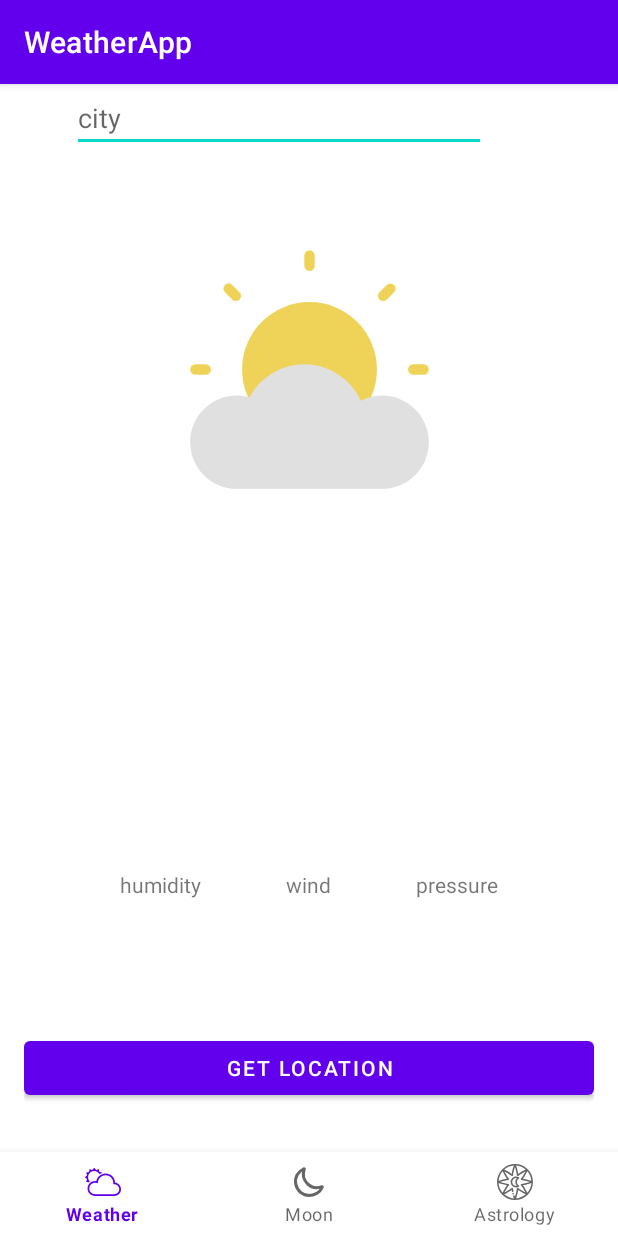
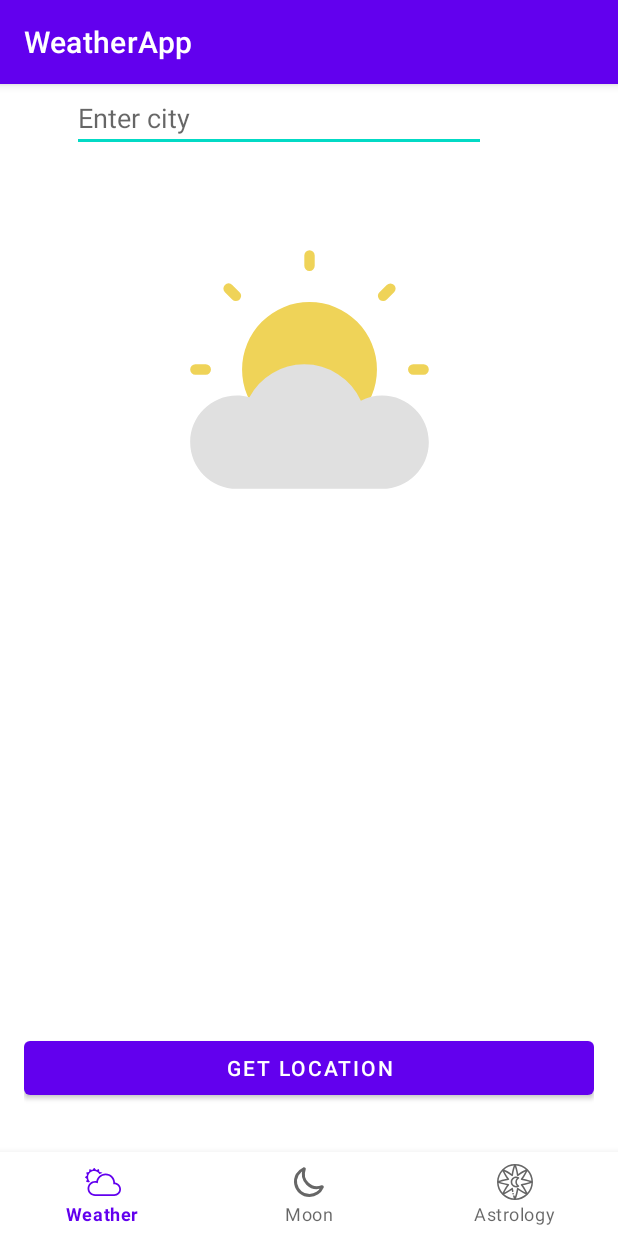
Before and after one commit to Pi4yka/WeatherApp, an Android app: the screen it shows after launch (MainActivity), on a phone screen of 412 x 824 dp. Run offline under Robolectric (Android 15) with nearby library versions, the phone set to English and light mode, and no system bars.

Commit message:
Добавил иконки, прячу блок с подробным описанием погоды, вывожу снэкбар при запросе без города. MoonModule все еще закомичен

```diff
--- a/app/src/main/java/com/example/weatherapp/presentation/screen/weather/WeatherFragment.kt
+++ b/app/src/main/java/com/example/weatherapp/presentation/screen/weather/WeatherFragment.kt
@@ -19,6 +19,7 @@ import com.example.weatherapp.presentation.screen.MainActivity
 import com.example.weatherapp.presentation.screen.weather.entity.WeatherModel
 import com.google.android.gms.location.FusedLocationProviderClient
 import com.google.android.gms.location.LocationServices
+import com.google.android.material.snackbar.Snackbar
 import org.koin.android.ext.android.inject
 import org.koin.androidx.viewmodel.ext.android.activityViewModel
 import org.koin.androidx.viewmodel.ext.android.getActivityViewModel
@@ -50,7 +51,7 @@ class WeatherFragment : Fragment(R.layout.fragment_weather) {
             bindingWeatherFragment.weatherTemperature.text = "${weather.temp}°C"
             bindingWeatherFragment.descHumidity.text = weather.humidity
             bindingWeatherFragment.descPressure.text = weather.pressure
-            bindingWeatherFragment.descWind.text = weather.windSpeed
+            bindingWeatherFragment.descWind.text = weather.windSpeed+" m/s"
         }
 
         viewModel.weather.observe(viewLifecycleOwner, weatherResultObserver)
@@ -61,9 +62,10 @@ class WeatherFragment : Fragment(R.layout.fragment_weather) {
 
         bindingWeatherFragment.icSearchBtn.setOnClickListener {
             if (isInputEmpty()) {
+                bindingWeatherFragment.descWeather.visibility = View.VISIBLE
                 getWeatherCity(bindingWeatherFragment.editCity.text.toString())
             } else {
-                getWeatherCity("Moscow")
+                Snackbar.make(requireView(), "Enter city!", Snackbar.LENGTH_SHORT).show()
             }
         }
     }
--- /dev/null
+++ b/app/src/main/res/drawable/ic_humidity.xml
@@ -0,0 +1,9 @@
+<vector xmlns:android="http://schemas.android.com/apk/res/android"
+    android:width="800dp"
+    android:height="800dp"
+    android:viewportWidth="24"
+    android:viewportHeight="24">
+  <path
+      android:pathData="M12,22c2.579,0 4,-1.35 4,-3.8 0,-3.243 -3.237,-5.871 -3.375,-5.981a1,1 0,0 0,-1.25 0C11.237,12.329 8,14.957 8,18.2 8,20.65 9.421,22 12,22ZM12,14.361A6.153,6.153 0,0 1,14 18.2c0,1.112 -0.335,1.8 -2,1.8s-2,-0.688 -2,-1.8A6.153,6.153 0,0 1,12 14.361ZM6.625,2.219a1,1 0,0 0,-1.25 0C5.237,2.329 2,4.957 2,8.2 2,10.65 3.421,12 6,12s4,-1.35 4,-3.8C10,4.957 6.763,2.329 6.625,2.219ZM6,10c-1.665,0 -2,-0.688 -2,-1.8A6.153,6.153 0,0 1,6 4.361,6.153 6.153,0 0,1 8,8.2C8,9.312 7.665,10 6,10ZM18.625,2.219a1,1 0,0 0,-1.25 0C17.237,2.329 14,4.957 14,8.2c0,2.45 1.421,3.8 4,3.8s4,-1.35 4,-3.8C22,4.957 18.763,2.329 18.625,2.219ZM18,10c-1.665,0 -2,-0.688 -2,-1.8a6.153,6.153 0,0 1,2 -3.839A6.153,6.153 0,0 1,20 8.2C20,9.312 19.665,10 18,10Z"
+      android:fillColor="#ffffff"/>
+</vector>
--- /dev/null
+++ b/app/src/main/res/drawable/ic_pressure.xml
@@ -0,0 +1,13 @@
+<vector xmlns:android="http://schemas.android.com/apk/res/android"
+    android:width="800dp"
+    android:height="800dp"
+    android:viewportWidth="24"
+    android:viewportHeight="24">
+  <path
+      android:pathData="M15,5.512C18.496,6.748 21,10.081 21,14C21,15.469 20.648,16.855 20.024,18.079C19.722,18.674 19.084,19 18.417,19H5.584C4.916,19 4.278,18.674 3.975,18.079C3.352,16.855 3,15.469 3,14C3,10.081 5.504,6.748 9,5.512M12,13C11.448,13 11,13.448 11,14C11,14.552 11.448,15 12,15C12.552,15 13,14.552 13,14C13,13.448 12.552,13 12,13ZM12,13V4"
+      android:strokeLineJoin="round"
+      android:strokeWidth="2"
+      android:fillColor="#00000000"
+      android:strokeColor="#ffffff"
+      android:strokeLineCap="round"/>
+</vector>
--- /dev/null
+++ b/app/src/main/res/drawable/ic_wind.xml
@@ -0,0 +1,15 @@
+<vector xmlns:android="http://schemas.android.com/apk/res/android"
+    android:width="800dp"
+    android:height="800dp"
+    android:viewportWidth="24"
+    android:viewportHeight="24">
+  <path
+      android:pathData="M18.5,22.75C16.16,22.75 14.25,20.84 14.25,18.5V18C14.25,17.59 14.59,17.25 15,17.25C15.41,17.25 15.75,17.59 15.75,18V18.5C15.75,20.02 16.98,21.25 18.5,21.25C20.02,21.25 21.25,20.02 21.25,18.5C21.25,16.98 20.02,15.75 18.5,15.75H2C1.59,15.75 1.25,15.41 1.25,15C1.25,14.59 1.59,14.25 2,14.25H18.5C20.84,14.25 22.75,16.16 22.75,18.5C22.75,20.84 20.84,22.75 18.5,22.75Z"
+      android:fillColor="#ffffff"/>
+  <path
+      android:pathData="M18.5,12.75H2C1.59,12.75 1.25,12.41 1.25,12C1.25,11.59 1.59,11.25 2,11.25H18.5C20.02,11.25 21.25,10.02 21.25,8.5C21.25,6.98 20.02,5.75 18.5,5.75C16.98,5.75 15.75,6.98 15.75,8.5V9C15.75,9.41 15.41,9.75 15,9.75C14.59,9.75 14.25,9.41 14.25,9V8.5C14.25,6.16 16.16,4.25 18.5,4.25C20.84,4.25 22.75,6.16 22.75,8.5C22.75,10.84 20.84,12.75 18.5,12.75Z"
+      android:fillColor="#ffffff"/>
+  <path
+      android:pathData="M9.31,9.751H2C1.59,9.751 1.25,9.411 1.25,9.001C1.25,8.591 1.59,8.251 2,8.251H9.31C10.38,8.251 11.25,7.381 11.25,6.311C11.25,5.241 10.38,4.371 9.31,4.371C8.24,4.371 7.37,5.241 7.37,6.311V6.691C7.37,7.101 7.03,7.441 6.62,7.441C6.21,7.441 5.87,7.111 5.87,6.691V6.311C5.87,4.411 7.41,2.871 9.31,2.871C11.21,2.871 12.75,4.411 12.75,6.311C12.75,8.211 11.21,9.751 9.31,9.751Z"
+      android:fillColor="#ffffff"/>
+</vector>
--- a/app/src/main/res/layout/fragment_weather.xml
+++ b/app/src/main/res/layout/fragment_weather.xml
@@ -19,7 +19,7 @@
             android:layout_width="0dp"
             android:layout_height="wrap_content"
             android:layout_marginHorizontal="32dp"
-            android:hint="city"
+            android:hint="@string/enter_city"
             app:layout_constraintBottom_toBottomOf="parent"
             app:layout_constraintEnd_toStartOf="@+id/icSearchBtn"
             app:layout_constraintStart_toStartOf="parent"
@@ -47,6 +47,7 @@
         app:layout_constraintStart_toStartOf="parent"
         app:layout_constraintTop_toBottomOf="@+id/searchCity" />
 
+
     <TextView
         android:id="@+id/weatherTemperature"
         android:layout_width="wrap_content"
@@ -63,10 +64,12 @@
         android:layout_width="match_parent"
         android:layout_height="wrap_content"
         android:layout_marginHorizontal="32dp"
+        android:visibility="gone"
         app:layout_constraintBottom_toTopOf="@+id/getLocationButton"
         app:layout_constraintEnd_toEndOf="parent"
         app:layout_constraintStart_toStartOf="parent"
-        app:layout_constraintTop_toBottomOf="@+id/weatherTemperature">
+        app:layout_constraintTop_toBottomOf="@+id/weatherTemperature"
+        tools:visibility="visible">
 
         <androidx.constraintlayout.widget.ConstraintLayout
             android:id="@+id/descHumidityContainer"
@@ -81,16 +84,30 @@
                 android:id="@+id/descHumidity"
                 android:layout_width="0dp"
                 android:layout_height="wrap_content"
-                app:layout_constraintBottom_toTopOf="@+id/descHumiditySignature"
+                android:textAlignment="center"
+                tools:text="100"
+                app:layout_constraintBottom_toTopOf="@+id/icHumidity"
                 app:layout_constraintEnd_toEndOf="parent"
                 app:layout_constraintStart_toStartOf="parent"
                 app:layout_constraintTop_toTopOf="parent" />
+
+            <ImageView
+                android:id="@+id/icHumidity"
+                android:layout_width="20dp"
+                android:layout_height="20dp"
+                android:src="@drawable/ic_humidity"
+                android:textAlignment="center"
+                app:layout_constraintEnd_toEndOf="parent"
+                app:layout_constraintBottom_toTopOf="@+id/descHumiditySignature"
+                app:layout_constraintStart_toStartOf="parent"
+                tools:layout_editor_absoluteY="19dp" />
 
             <TextView
                 android:id="@+id/descHumiditySignature"
                 android:layout_width="0dp"
                 android:layout_height="wrap_content"
-                android:text="humidity"
+                android:text="@string/humidity"
+                android:textAlignment="center"
                 app:layout_constraintBottom_toBottomOf="parent"
                 app:layout_constraintStart_toStartOf="parent" />
 
@@ -109,16 +126,29 @@
                 android:id="@+id/descWind"
                 android:layout_width="0dp"
                 android:layout_height="wrap_content"
+                android:textAlignment="center"
+                app:layout_constraintBottom_toTopOf="@+id/icWind"
+                app:layout_constraintEnd_toEndOf="parent"
+                app:layout_constraintStart_toStartOf="parent"
+                app:layout_constraintTop_toTopOf="parent"
+                tools:text = "5.25 m/s"/>
+
+            <ImageView
+                android:id="@+id/icWind"
+                android:layout_width="20dp"
+                android:layout_height="20dp"
+                android:src="@drawable/ic_wind"
+                android:textAlignment="center"
                 app:layout_constraintBottom_toTopOf="@+id/descWindSignature"
                 app:layout_constraintEnd_toEndOf="parent"
-                app:layout_constraintStart_toStartOf="parent"
-                app:layout_constraintTop_toTopOf="parent" />
+                app:layout_constraintStart_toStartOf="parent" />
 
             <TextView
                 android:id="@+id/descWindSignature"
                 android:layout_width="0dp"
                 android:layout_height="wrap_content"
-                android:text="wind"
+                android:text="@string/wind_speed"
+                android:textAlignment="center"
                 app:layout_constraintBottom_toBottomOf="parent"
                 app:layout_constraintStart_toStartOf="parent" />
 
@@ -137,16 +167,30 @@
                 android:id="@+id/descPressure"
                 android:layout_width="0dp"
                 android:layout_height="wrap_content"
+                android:textAlignment="center"
+                app:layout_constraintBottom_toTopOf="@+id/icPressure"
+                app:layout_constraintEnd_toEndOf="parent"
+                app:layout_constraintStart_toStartOf="parent"
+                app:layout_constraintTop_toTopOf="parent"
+                tools:text = "983"/>
+
+            <ImageView
+                android:id="@+id/icPressure"
+                android:layout_width="20dp"
+                android:layout_height="20dp"
+                android:textAlignment="center"
+                android:src="@drawable/ic_pressure"
                 app:layout_constraintBottom_toTopOf="@+id/descPressureSignature"
                 app:layout_constraintEnd_toEndOf="parent"
                 app:layout_constraintStart_toStartOf="parent"
-                app:layout_constraintTop_toTopOf="parent" />
+                />
 
             <TextView
                 android:id="@+id/descPressureSignature"
                 android:layout_width="0dp"
                 android:layout_height="wrap_content"
-                android:text="pressure"
+                android:text="@string/pressure"
+                android:textAlignment="center"
                 app:layout_constraintBottom_toBottomOf="parent"
                 app:layout_constraintStart_toStartOf="parent" />
 
--- a/app/src/main/res/values/strings.xml
+++ b/app/src/main/res/values/strings.xml
@@ -1,3 +1,7 @@
 <resources>
     <string name="app_name">WeatherApp</string>
+    <string name="enter_city">Enter city</string>
+    <string name="humidity">Humidity</string>
+    <string name="wind_speed">Wind Speed</string>
+    <string name="pressure">Pressure</string>
 </resources>
```
